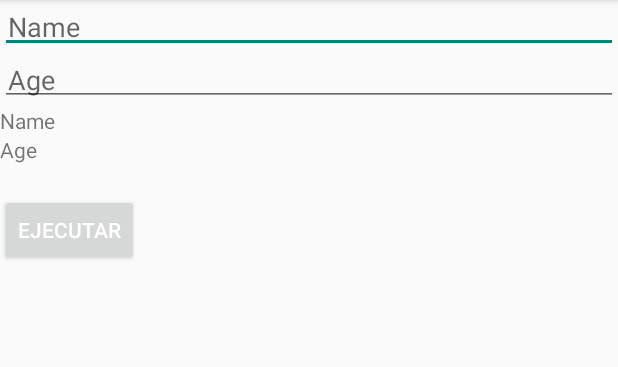
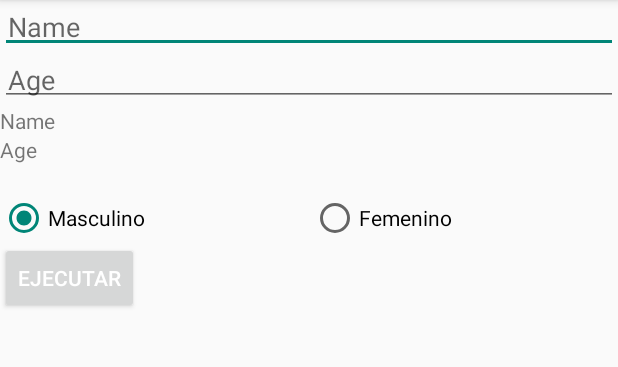
Before and after one commit to kevbrygil/culture, an Android app: the screen it shows after launch (MainActivity), on a phone screen of 412 x 824 dp, the part 84-451 px from its top. Run offline under Robolectric (Android 15) with nearby library versions, the phone set to English and light mode, and no system bars; 2 statements that could not run were skipped.

Commit message:
Option button

```diff
--- a/cultura/app/src/main/java/com/gastronomiatipica/cultura/MainActivity.kt
+++ b/cultura/app/src/main/java/com/gastronomiatipica/cultura/MainActivity.kt
@@ -6,14 +6,11 @@ import android.text.Editable
 import android.text.InputType
 import android.text.TextWatcher
 import android.view.View
-import android.widget.Button
-import android.widget.EditText
-import android.widget.TextView
+import android.widget.*
 import kotlinx.android.synthetic.main.activity_main.*
 
 
-class MainActivity : AppCompatActivity(), TextWatcher, View.OnClickListener {
-
+class MainActivity : AppCompatActivity(), TextWatcher, View.OnClickListener, CompoundButton.OnCheckedChangeListener {
     private var editName: EditText? = null
     private var editAge: EditText? = null
     private var textName: TextView? = null
@@ -21,7 +18,8 @@ class MainActivity : AppCompatActivity(), TextWatcher, View.OnClickListener {
     private var button: Button? = null
     private var name: String? = null
     private var age: String? = null
-
+    private var radioM: RadioButton? = null
+    private var radioF: RadioButton? = null
     override fun onCreate(savedInstanceState: Bundle?) {
         super.onCreate(savedInstanceState)
         setContentView(R.layout.activity_main)
@@ -35,6 +33,9 @@ class MainActivity : AppCompatActivity(), TextWatcher, View.OnClickListener {
         button!!.setOnClickListener(this)
         editName!!.addTextChangedListener(this)
         editAge!!.addTextChangedListener(this)
+
+        radioM!!.setOnCheckedChangeListener(this)
+        radioF!!.setOnCheckedChangeListener(this)
 
         editName!!.inputType = InputType.TYPE_CLASS_TEXT or InputType.TYPE_TEXT_FLAG_CAP_CHARACTERS
 
@@ -61,6 +62,10 @@ class MainActivity : AppCompatActivity(), TextWatcher, View.OnClickListener {
         }
     }
 
+    override fun onCheckedChanged(p0: CompoundButton?, p1: Boolean) {
+        Toast.makeText(this, "Ha seleccionado una opcion", Toast.LENGTH_SHORT).show()
+    }
+
     private fun operacion(){
 
         name = editName?.text.toString()
--- a/cultura/app/src/main/res/layout/activity_main.xml
+++ b/cultura/app/src/main/res/layout/activity_main.xml
@@ -73,6 +73,28 @@
 
         </LinearLayout>
 
+        <RadioGroup
+            android:layout_width="match_parent"
+            android:layout_height="wrap_content"
+            android:layout_gravity="top"
+            android:orientation="horizontal">
+
+            <RadioButton
+                android:id="@+id/radioButton_M"
+                android:layout_width="wrap_content"
+                android:layout_height="wrap_content"
+                android:layout_weight="1"
+                android:text="@string/app_radioButtonM"
+                android:checked="true"/>
+
+            <RadioButton
+                android:id="@+id/radioButton_F"
+                android:layout_width="wrap_content"
+                android:layout_height="wrap_content"
+                android:layout_weight="1"
+                android:text="@string/app_radioButtonF" />
+        </RadioGroup>
+
         <Button
             android:id="@+id/button_Ejecutar"
             android:layout_width="wrap_content"
--- a/cultura/app/src/main/res/values/strings.xml
+++ b/cultura/app/src/main/res/values/strings.xml
@@ -3,4 +3,6 @@
     <string name="app_Name">Name</string>
     <string name="app_Age">Age</string>
     <string name="app_Button">Ejecutar</string>
+    <string name="app_radioButtonM">Masculino</string>
+    <string name="app_radioButtonF">Femenino</string>
 </resources>
```
